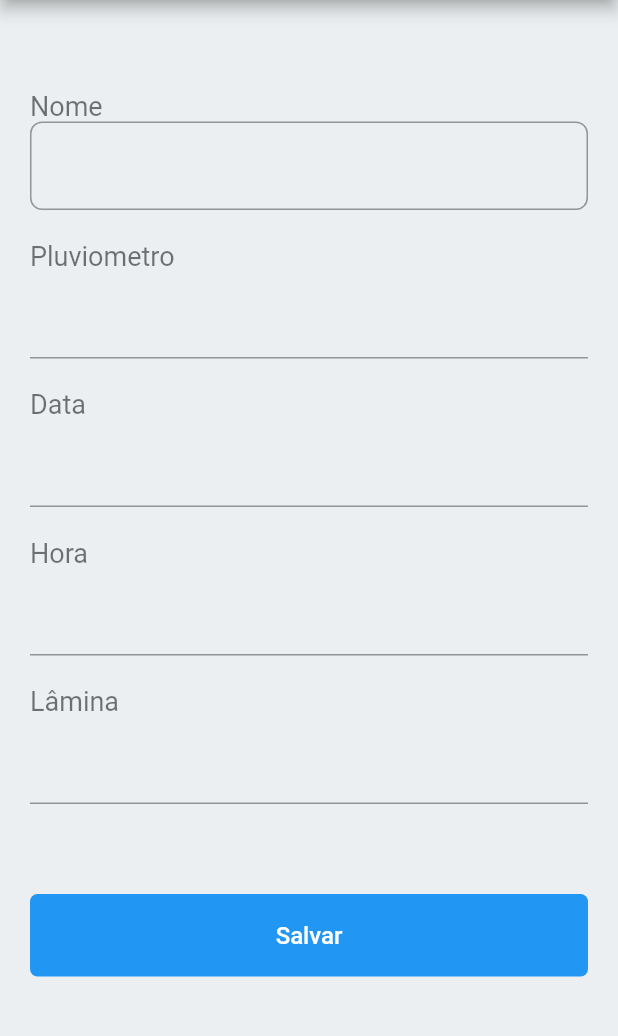
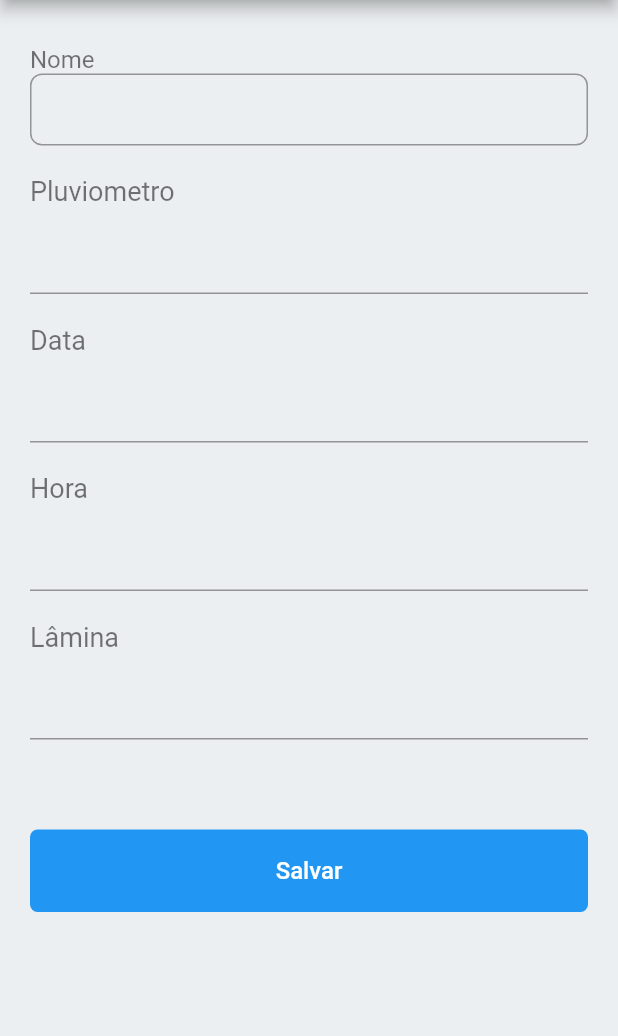
Before and after one commit to ulisses-chaves/rectec_app, a Flutter app: the screen it shows after launch, after a tap on "Entrar", on a phone screen of 412 x 824 dp, the part 84-1120 px from its top. Run offline on Flutter 3.47's test engine with Material 2 defaults, Android fonts, the phone set to English and light mode, and no system bars; our stand-ins replace dio; network calls fail.

```diff
--- a/lib/blocs/pluviometria.bloc.dart
+++ b/lib/blocs/pluviometria.bloc.dart
@@ -1,5 +1,19 @@
 import 'package:flutter/cupertino.dart';
+import 'package:rectec_app/models/pluviometria.model.dart';
+import 'package:rectec_app/repository/pluviometria.repository.dart';
 
-class PluviometriaBlock extends ChangeNotifier{
+class PluviometriaBloc extends ChangeNotifier{
+  final pluviometriaRepositorio = new PluviometriaRepository();
+  var pluviometrias = new List<Pluviometria>();
 
+  PluviometriaBloc() {
+    getPluviometrias();
+  }
+
+  getPluviometrias() {
+    pluviometriaRepositorio.getAll().then((data) {
+      this.pluviometrias = data;
+      notifyListeners();
+    });
+  }
 }
--- a/lib/blocs/user.bloc.dart
+++ b/lib/blocs/user.bloc.dart
@@ -1,3 +1,3 @@
-class UserBlock {
+class UserBloc {
 
 }
--- a/lib/main.dart
+++ b/lib/main.dart
@@ -11,11 +11,11 @@ class MyApp extends StatelessWidget {
   Widget build(BuildContext context) {
     return MultiProvider(
       providers: [
-        Provider<UserBlock>.value(
-          value: UserBlock(),
+        Provider<UserBloc>.value(
+          value: UserBloc(),
         ),
-        ChangeNotifierProvider<PluviometriaBlock>.value(
-          value: PluviometriaBlock(),
+        ChangeNotifierProvider<PluviometriaBloc>.value(
+          value: PluviometriaBloc(),
         )
       ],
       child: Main(),
--- a/lib/models/pluviometria.model.dart
+++ b/lib/models/pluviometria.model.dart
@@ -1,23 +1,26 @@
 class Pluviometria {
-  String data;
-  String hora;
-  String lamina;
-  String userId;
-  String pluviometroId;
+  var id;
+  var data;
+  var hora;
+  var lamina;
+  var userId;
+  var pluviometroId;
 
   Pluviometria(
-      {this.data, this.hora, this.lamina, this.userId, this.pluviometroId});
+      {this.id, this.data, this.hora, this.lamina, this.userId, this.pluviometroId});
 
   Pluviometria.fromJson(Map<String, dynamic> json) {
+    id = json['id'];
     data = json['data'];
     hora = json['hora'];
     lamina = json['lamina'];
     userId = json['user_id'];
-    pluviometroId = json['pluviometro_id'];
+    pluviometroId = json['pluviometroId'];
   }
 
   Map<String, dynamic> toJson() {
     final Map<String, dynamic> data = new Map<String, dynamic>();
+    data['id'] = this.id;
     data['data'] = this.data;
     data['hora'] = this.hora;
     data['lamina'] = this.lamina;
--- a/lib/pages/login.page.dart
+++ b/lib/pages/login.page.dart
@@ -19,7 +19,7 @@ class _LoginPageState extends State<LoginPage> {
       body: Container(
         color: Colors.blueGrey[50],
         padding: EdgeInsets.only(
-          top: 60,
+          top: 30,
           left: 20,
           right: 20,
         ),
@@ -28,12 +28,12 @@ class _LoginPageState extends State<LoginPage> {
           child: ListView(
             children: <Widget>[
               SizedBox(
-                width: 150,
-                height: 150,
+                width: 120,
+                height: 120,
                 child: Image.asset("assets/images/rectec.png"),
               ),
               SizedBox(
-                height: 40,
+                height: 30,
               ),
               TextFormField(
                 keyboardType: TextInputType.emailAddress,
@@ -45,11 +45,8 @@ class _LoginPageState extends State<LoginPage> {
                   labelStyle: TextStyle(
                     color: Colors.black38,
                     fontWeight: FontWeight.w400,
-                    fontSize: 20
+                    fontSize: 16
                   ),
-                ),
-                style: TextStyle(
-                  fontSize: 20
                 ),
                 validator: (value) {
                   if (value.isEmpty) {
@@ -62,7 +59,7 @@ class _LoginPageState extends State<LoginPage> {
                 },
               ),
               SizedBox(
-                height: 40,
+                height: 30,
               ),
               TextFormField(
                 keyboardType: TextInputType.text,
@@ -75,7 +72,7 @@ class _LoginPageState extends State<LoginPage> {
                   labelStyle: TextStyle(
                     color: Colors.black38,
                     fontWeight: FontWeight.w400,
-                    fontSize: 20
+                    fontSize: 16
                   ),
                 ),
                 validator: (value) {
@@ -89,10 +86,10 @@ class _LoginPageState extends State<LoginPage> {
                 },
               ),
               SizedBox(
-                height: 40,
+                height: 30,
               ),
               Container(
-                height: 60,
+                height: 50,
                 decoration: BoxDecoration(
                   color: Colors.blue,
                   borderRadius: BorderRadius.all(
@@ -120,8 +117,8 @@ class _LoginPageState extends State<LoginPage> {
                 height: 50,
               ),
               SizedBox(
-                width: 80,
-                height: 80,
+                width: 60,
+                height: 60,
                 child: Image.asset("assets/images/ufrpe.png"),
               ),
               SizedBox(
--- a/lib/pages/menu.bar.dart
+++ b/lib/pages/menu.bar.dart
@@ -1,6 +1,8 @@
 import 'package:flutter/material.dart';
 import 'package:rectec_app/pages/cadastrar.medidor.page.dart';
 import 'package:rectec_app/pages/configurar.medidor.page.dart';
+import 'package:rectec_app/pages/historico.page.dart';
+import 'package:rectec_app/pages/login.page.dart';
 import 'package:rectec_app/pages/novo.pluviometro.page.dart';
 import 'package:rectec_app/pages/pluviometria.page.dart';
 
@@ -122,7 +124,7 @@ class _MenuBarState extends State<MenuBar> {
             ),
             onTap: (){
               Navigator.pop(context);
-              Navigator.push(context, MaterialPageRoute(builder: (context) => PluviometriaPage()));
+              Navigator.push(context, MaterialPageRoute(builder: (context) => HistoricoPage()));
             },
           ),
           Divider(),
@@ -137,7 +139,7 @@ class _MenuBarState extends State<MenuBar> {
             ),
             onTap: (){
               Navigator.pop(context);
-              Navigator.push(context, MaterialPageRoute(builder: (context) => PluviometriaPage()));
+              Navigator.push(context, MaterialPageRoute(builder: (context) => LoginPage()));
             },
           ),
           Divider(),
--- a/lib/pages/pluviometria.page.dart
+++ b/lib/pages/pluviometria.page.dart
@@ -24,7 +24,7 @@ class PluviometriaPage extends StatelessWidget {
         color: Colors.blueGrey[50],
         alignment: Alignment.topLeft,
         padding: EdgeInsets.only(
-          top: 60,
+          top: 30,
           left: 20,
           right: 20,
         ),
@@ -35,13 +35,14 @@ class PluviometriaPage extends StatelessWidget {
               Text(
                 "Nome",
                 style: TextStyle(
-                  fontSize: 18,
+                  fontSize: 16,
                   color: Colors.black54,
                 ),
               ),
               TextFormField(
                 style: TextStyle(
-                  fontSize: 16
+                  fontSize: 14,
+                  height: 0.5
                 ),
                 decoration: InputDecoration(
                   border: OutlineInputBorder(
--- /dev/null
+++ b/lib/repository/pluviometria.repository.dart
@@ -0,0 +1,23 @@
+import 'dart:convert';
+
+import 'package:dio/dio.dart';
+import 'package:rectec_app/models/pluviometria.model.dart';
+import 'package:rectec_app/settings.dart';
+
+class PluviometriaRepository {
+  Future<List<Pluviometria>> getAll () async {
+    var url = Settings.apiUrl + "pluviometria/";
+    String username = 'ulisseschaves8@gmail.com';
+    String password = 'franguli';
+    final basicAuth = {
+      'Authorization': 'Basic ' + base64Encode(utf8.encode('$username:$password'))
+    };
+    Response response = await Dio().get(
+      url,
+      options: Options(
+        headers: basicAuth
+      )
+      );
+    return (response.data as List).map((item) => Pluviometria.fromJson(item)).toList();
+  }
+}
```
Also changed, not shown: lib/pages/historico.page.dart (+128 -4 lines), lib/settings.dart (+10 -1 lines), lib/widgets/pluviometriaCard.widgets.dart (added, +10 -0 lines), lib/widgets/pluviometriaList.widget.dart (added, +30 -0 lines).
